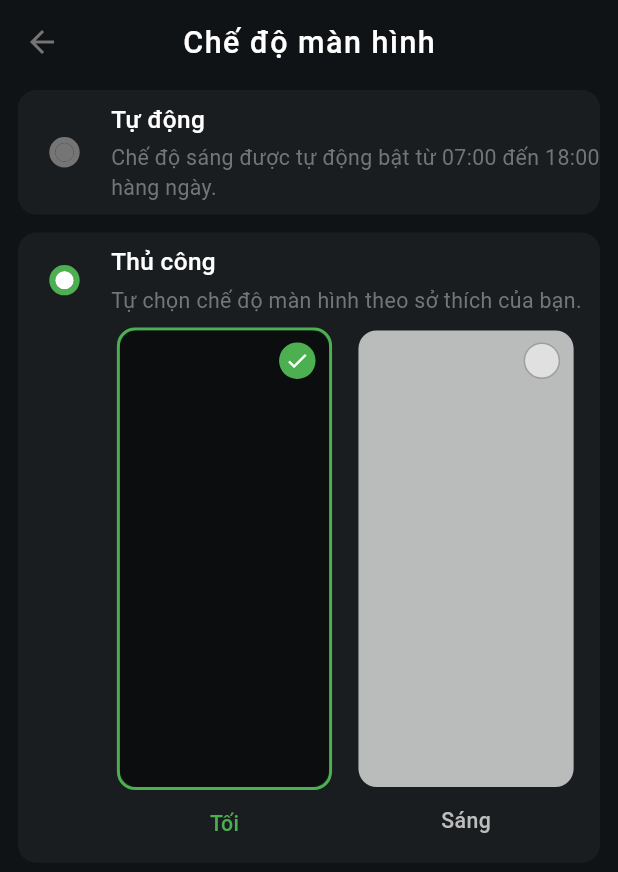
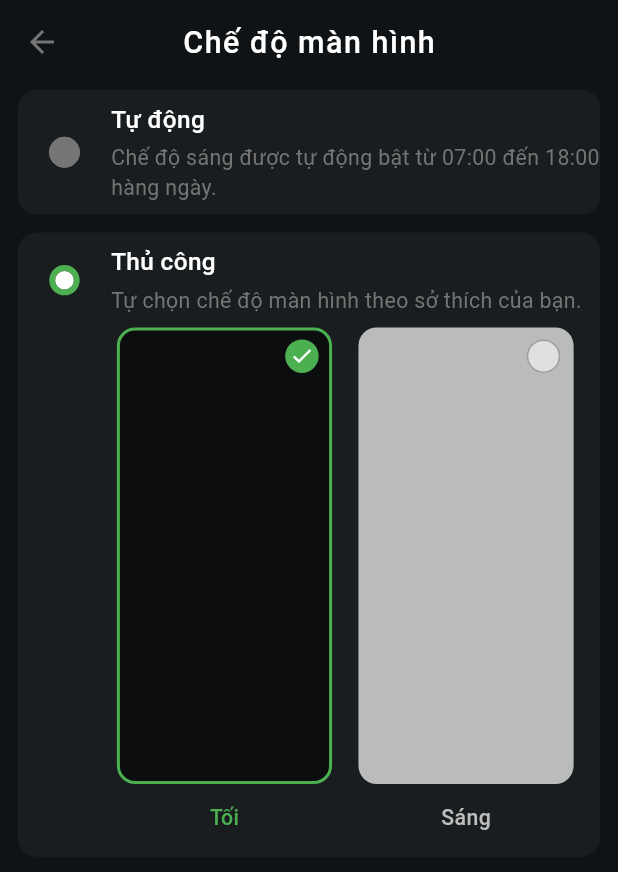
Before and after one commit to dhnam2806/fpts_project, a Flutter app: the screen it shows after launch, after a tap on "Thủ công", on a phone screen of 412 x 824 dp. Shown: the top 872 px of the screen. Run offline on Flutter 3.47's test engine with Material 3 defaults, Android fonts, the light colour scheme and no system bars; our stand-ins replace bloc, carousel_slider, flutter_bloc, flutter_screenutil, google_nav_bar, persistent_bottom_nav_bar_v2 and 2 more.

Commit message:
fix widget

```diff
--- a/lib/ui/widgets/radio_custom.dart
+++ b/lib/ui/widgets/radio_custom.dart
@@ -52,7 +52,7 @@ class _RadioCustomState extends State<RadioCustom> {
                 decoration: BoxDecoration(
                   border: Border.all(
                     color: isSelected ? Colors.green : Colors.grey[600]!,
-                    width: 4,
+                    width: isSelected ? 4 : 0,
                   ),
                   shape: BoxShape.circle,
                 ),
--- a/lib/ui/widgets/selected_container.dart
+++ b/lib/ui/widgets/selected_container.dart
@@ -36,29 +36,25 @@ class _SelectedContainerState extends State<SelectedContainer> {
       },
       child: Column(
         children: [
-          Container(
-            decoration: isSelected
-                ? BoxDecoration(
-                    borderRadius: BorderRadius.circular(12.r),
-                    border: Border.all(
-                      color: Colors.green,
-                      width: 2,
-                    ))
-                : BoxDecoration(
-                    borderRadius: BorderRadius.circular(12.r),
-                  ),
-            child: Stack(alignment: Alignment.topRight, children: [
+          Stack(alignment: Alignment.topRight, children: [
             Container(
               width: double.infinity,
               height: 300.h,
               decoration: BoxDecoration(
                 color: widget.color,
                 borderRadius: BorderRadius.circular(12.r),
-                  )),
+                border: isSelected
+                    ? Border.all(
+                        color: Colors.green,
+                        width: 2,
+                      )
+                    : null,
+              ),
+            ),
             Container(
               margin: EdgeInsets.all(8),
-                width: 24.w,
-                height: 24.h,
+              width: 22.w,
+              height: 22.h,
               decoration: BoxDecoration(
                 border: Border.all(
                   color: isSelected ? Colors.transparent : Colors.grey,
@@ -76,7 +72,6 @@ class _SelectedContainerState extends State<SelectedContainer> {
                   : null,
             ),
           ]),
-          ),
           SizedBox(
             height: 12.h,
           ),
```
Lines whose indentation alone changed are shown as unchanged.
